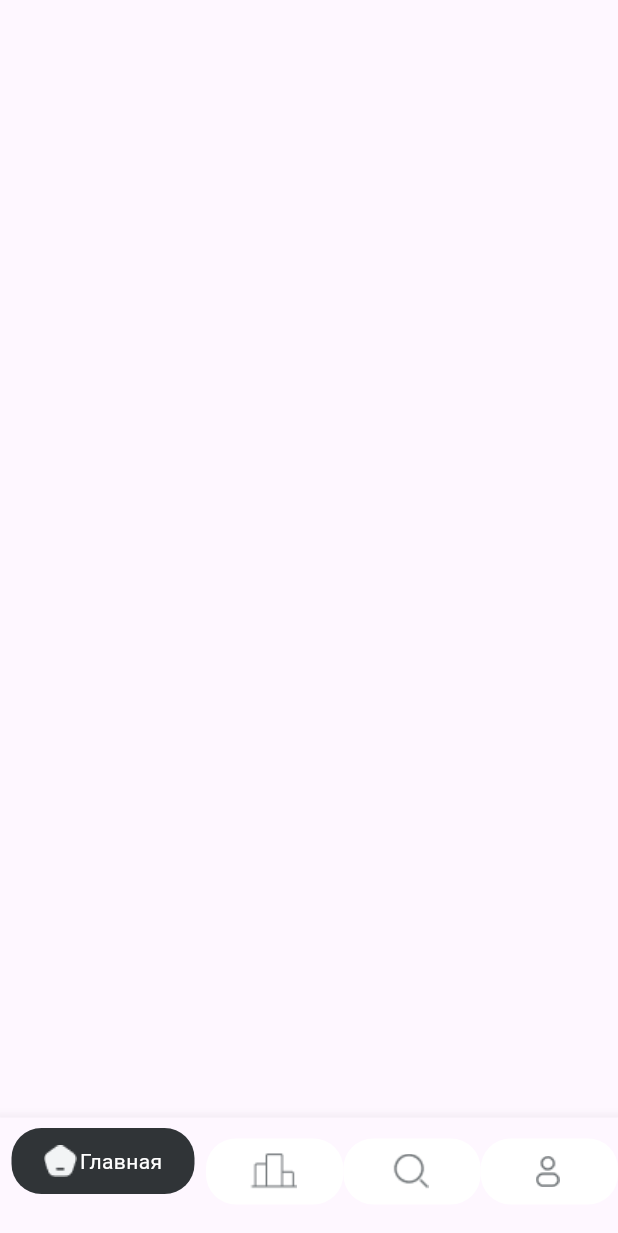
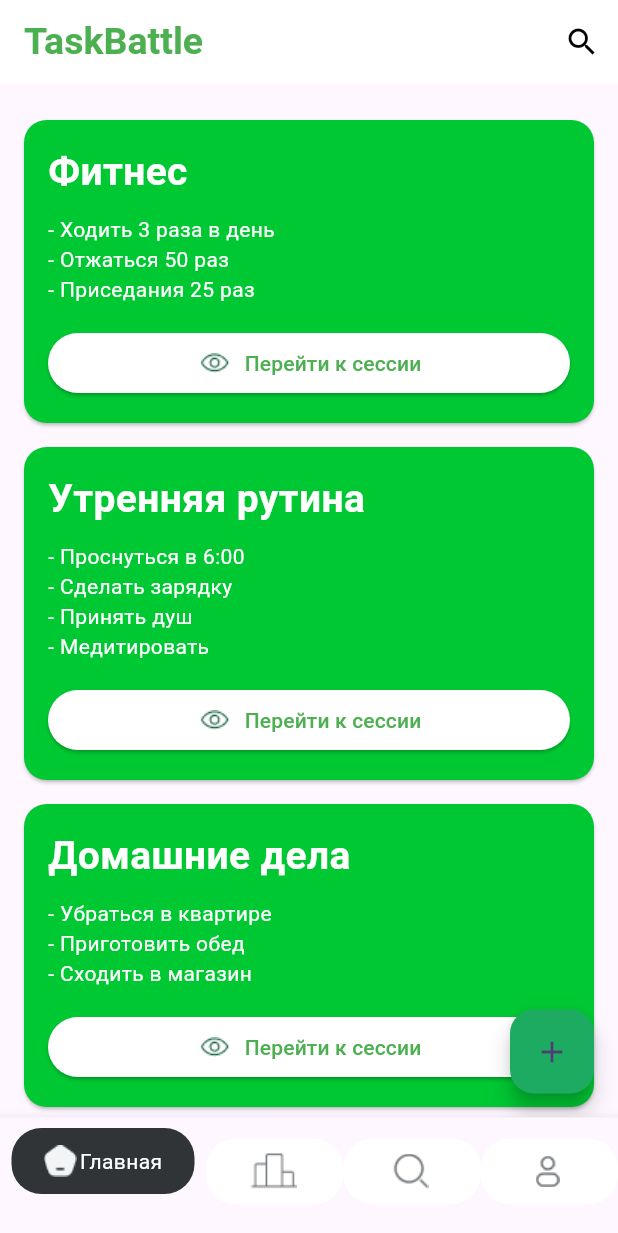
Before and after one commit to shiryauwu/TaskBattle, a Flutter app: the screen it shows after launch, on a phone screen of 412 x 824 dp. Shown: the top 1233 px of the screen. Run offline on Flutter 3.47's test engine with Material 3 defaults, Android fonts, the phone set to English and light mode, and no system bars; missing offline and left inert: dart:ffi.

Commit message:
with main page

```diff
--- a/task_battle/lib/home_page.dart
+++ b/task_battle/lib/home_page.dart
@@ -1,6 +1,8 @@
 import 'package:flutter/material.dart';
 
 import 'navigation_bar.dart';
+import 'package:task_battle/new_task.dart';
+import 'dart:math';
 
 class HomePage extends StatefulWidget {
   const HomePage({super.key});
@@ -10,11 +12,109 @@ class HomePage extends StatefulWidget {
 }
 
 class _HomePageState extends State<HomePage> {
+  final List<Map<String, dynamic>> tasks = [
+    {
+      'title': 'Фитнес',
+      'tasks': ['Ходить 3 раза в день', 'Отжаться 50 раз', 'Приседания 25 раз'],
+    },
+    {
+      'title': 'Утренняя рутина',
+      'tasks': ['Проснуться в 6:00', 'Сделать зарядку', 'Принять душ', 'Медитировать'],
+    },
+    {
+      'title': 'Домашние дела',
+      'tasks': ['Убраться в квартире', 'Приготовить обед', 'Сходить в магазин'],
+    },
+    {
+      'title': 'Учёба',
+      'tasks': ['Сдать презентацию', 'Написать отчёт по физике', 'Разобраться с новой темой'],
+    },
+  ];
+
+
   @override
   Widget build(BuildContext context) {
-    return const Scaffold(
+    return Scaffold(
+      appBar: AppBar(
+        title: Text('TaskBattle', style: TextStyle(color: Colors.green, fontSize: 25, fontWeight: FontWeight.w700 )),
+        backgroundColor: Colors.white,
+        elevation: 0,
+        actions: [IconButton(icon: Icon(Icons.search, color: Colors.black), onPressed: () {})],
+      ),
+      body: ListView.builder(
+        padding: EdgeInsets.all(16),
+        itemCount: tasks.length,
+        itemBuilder: (context, index) {
+          return TaskCard(title: tasks[index]['title'], tasks: tasks[index]['tasks']);
+        },
+      ),
+      floatingActionButton: FloatingActionButton(
+        onPressed: () => Navigator.push(
+          context,
+          MaterialPageRoute(builder: (context) => NewTaskScreen()),
+        ),
+        child: Icon(Icons.add),
+        backgroundColor: Color.fromRGBO(29, 171, 97, 1),
+      ),
+    );
+  }
+}
 
-    );
+class TaskCard extends StatelessWidget {
+  final String title;
+  final List<String> tasks;
+
+  Color randomColor(){
+    final Random random = Random();
+    int green = 100 + random.nextInt(156);
+    return Color.fromARGB(255, 0, green, 50);
 
   }
+
+  TaskCard({required this.title, required this.tasks});
+
+  @override
+  Widget build(BuildContext context) {
+    return Card(
+      shape: RoundedRectangleBorder(borderRadius: BorderRadius.circular(15)),
+      color: randomColor(),
+      margin: EdgeInsets.symmetric(vertical: 8),
+      child: Padding(
+        padding: EdgeInsets.all(16),
+        child: Column(
+          crossAxisAlignment: CrossAxisAlignment.start,
+          children: [
+            Text(title, style: TextStyle(fontSize: 26, fontWeight: FontWeight.w700, color: Colors.white)),
+            SizedBox(height: 10),
+            ...tasks.map((task) => Text('- $task', style: TextStyle(color: Colors.white))),
+            SizedBox(height: 15),
+            ElevatedButton(
+              onPressed: () {
+    // Действие при нажатии
+            },
+            style: ElevatedButton.styleFrom(
+              backgroundColor: Colors.white, // Цвет фона кнопки
+              foregroundColor: Colors.green, // Цвет текста и иконки // Растягивание по ширине
+            ),
+            child: Padding(
+              padding: EdgeInsets.all(5.0), // Отступы вокруг содержимого кнопки
+              child: Row(
+                mainAxisAlignment: MainAxisAlignment.center, // Центрирование содержимого
+                children: [
+                  Image.asset(
+                    'lib/assets/icons/Vector.png', // Путь к вашему PNG-изображению
+                    width: 24, // Ширина изображения
+                    height: 24, // Высота изображения
+                  ),
+                  SizedBox(width: 8), // Отступ между изображением и текстом
+                  Text('Перейти к сессии'),
+                ],
+              ),
+            ),
+            ),
+          ],
+        ),
+      ),
+    );
+  }
 }
```
Also changed, not shown: task_battle/lib/new_task.dart (added, +84 -0 lines), task_battle/lib/assets/icons/Vector.png (added), task_battle/lib/assets/icons/drake.jpg (added), task_battle/lib/assets/icons/kanye.jpg (added), task_battle/lib/assets/icons/trav.jpg (added).
